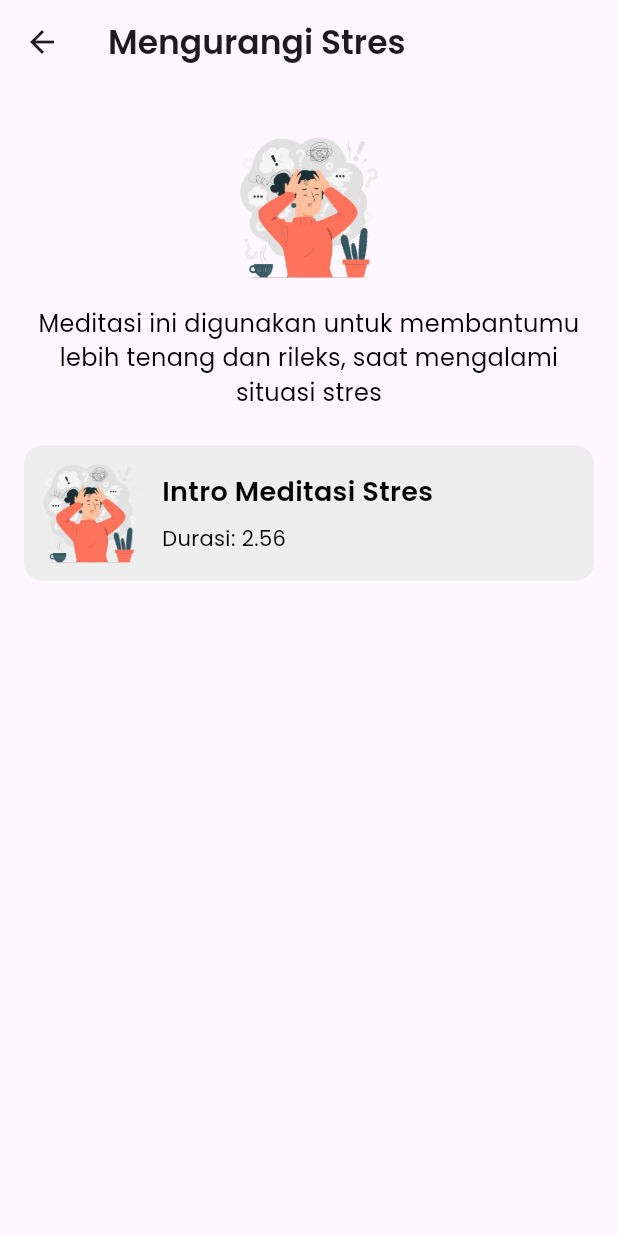
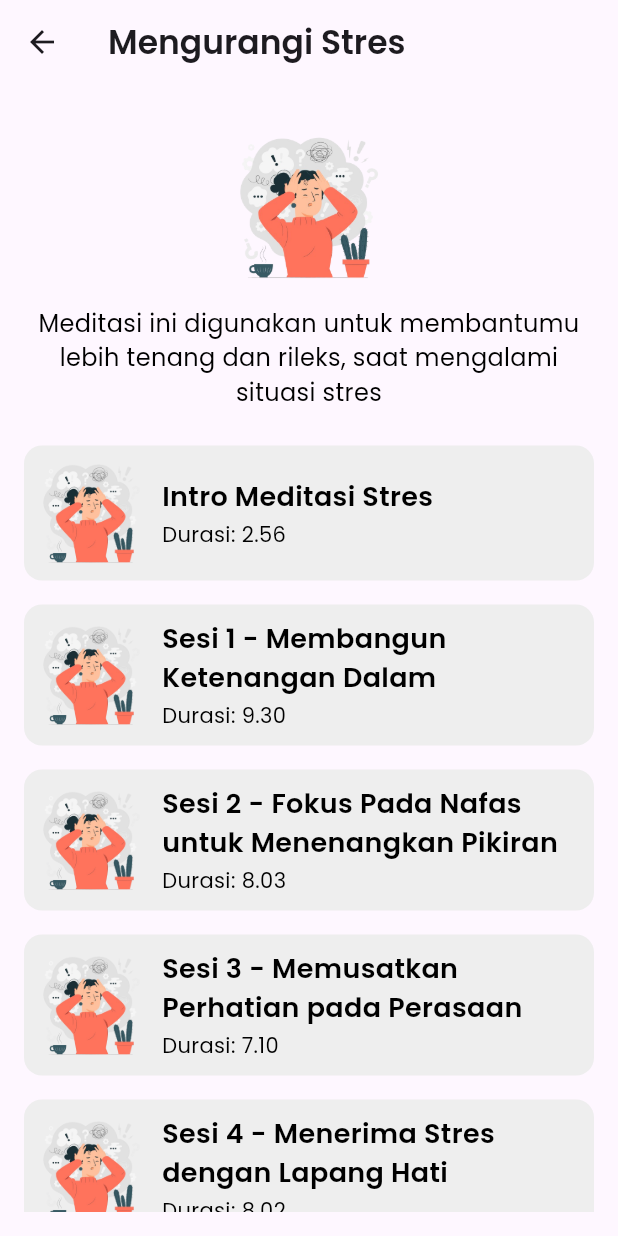
Before and after one commit to Alhafid213307047/Mental-Sehat-Mahasiswa, a Flutter app: the StresTrackList screen opened directly, on a phone screen of 412 x 824 dp. Run offline on Flutter 3.47's test engine with Material 3 defaults, Android fonts, the phone set to English and light mode, and no system bars; our stand-ins replace assets_audio_player, cloud_firestore, connectivity_plus, firebase_auth, firebase_core, firebase_storage and 2 more; accounts and stored records are empty.

Commit message:
Update 23 April 2024

```diff
--- a/lib/users/Meditation/afirmasiTrackList.dart
+++ b/lib/users/Meditation/afirmasiTrackList.dart
@@ -130,21 +130,21 @@ class _AfirmasiTrackListState extends State<AfirmasiTrackList> {
               SizedBox(height: 30),
               _buildTrekListItem(
                   context,
-                  'Tahap 1 - Cintai Diri Sendiri',
+                  'Sesi 1 - Cintai Diri Sendiri',
                   'images/afirmasi.png',
                   'assets/audios/mindfulness/afirmasi/cintai_diri_sendiri.mp3',
                   '9.07',
                   0),
               _buildTrekListItem(
                   context,
-                  'Tahap 2 - Selalu Berfikir Positif',
+                  'Sesi 2 - Selalu Berfikir Positif',
                   'images/afirmasi.png',
                   'assets/audios/mindfulness/afirmasi/berfikir_positif.mp3',
                   '7.31',
                   1),
               _buildTrekListItem(
                   context,
-                  'Tahap 3 - Menumbuhkan Percaya Diri',
+                  'Sesi 3 - Menumbuhkan Percaya Diri',
                   'images/afirmasi.png',
                   'assets/audios/mindfulness/afirmasi/menumbuhkan_percaya_diri.mp3',
                   '7.59',
@@ -173,9 +173,9 @@ class _AfirmasiTrackListState extends State<AfirmasiTrackList> {
                 'assets/audios/mindfulness/afirmasi/menumbuhkan_percaya_diri.mp3',
               ],
               trackTitles: [
-                'Tahap 1 - Cintai Diri Sendiri',
-                'Tahap 2 - Selalu Berfikir Positif',
-                'Tahap 3 - Menumbuhkan Percaya Diri'
+                'Sesi 1 - Cintai Diri Sendiri',
+                'Sesi 2 - Selalu Berfikir Positif',
+                'Sesi 3 - Menumbuhkan Percaya Diri'
                 ],
               selectedIndex: index,
             ),
--- a/lib/users/Meditation/playMeditation.dart
+++ b/lib/users/Meditation/playMeditation.dart
@@ -230,6 +230,7 @@ class _PlayMeditationState extends State<PlayMeditation> {
                       SizedBox(height: 16),
                       Text(
                         appBarTitle,
+                        textAlign: TextAlign.center,
                         style: TextStyle(
                           fontFamily: 'Poppins',
                           fontWeight: FontWeight.bold,
--- a/lib/users/Meditation/stresTrackList.dart
+++ b/lib/users/Meditation/stresTrackList.dart
@@ -141,7 +141,64 @@ class _StresTrackListState extends State<StresTrackList> {
                 'Intro Meditasi Stres',
                 'images/stres.png',
                 'assets/audios/mindfulness/stres/meditasi_stres_1.mp3',
+                '2.56',
                 0,
+              ),
+              _buildTrekListItem(
+                context,
+                'Sesi 1 - Membangun Ketenangan Dalam',
+                'images/stres.png',
+                'assets/audios/mindfulness/stres/stres_sesi1.mp3',
+                '9.30',
+                1,
+              ),
+              _buildTrekListItem(
+                context,
+                'Sesi 2 - Fokus Pada Nafas untuk Menenangkan Pikiran',
+                'images/stres.png',
+                'assets/audios/mindfulness/stres/stres_sesi2.mp3',
+                '8.03',
+                2,
+              ),
+              _buildTrekListItem(
+                context,
+                'Sesi 3 - Memusatkan Perhatian pada Perasaan',
+                'images/stres.png',
+                'assets/audios/mindfulness/stres/stres_sesi3.mp3',
+                '7.10',
+                3,
+              ),
+              _buildTrekListItem(
+                context,
+                'Sesi 4 - Menerima Stres dengan Lapang Hati',
+                'images/stres.png',
+                'assets/audios/mindfulness/stres/stres_sesi4.mp3',
+                '8.02',
+                4,
+              ),
+              _buildTrekListItem(
+                context,
+                'Sesi 5 - Menciptakan Energi Ketenangan Mental',
+                'images/stres.png',
+                'assets/audios/mindfulness/stres/stres_sesi5.mp3',
+                '7.43',
+                5,
+              ),
+              _buildTrekListItem(
+                context,
+                'Sesi 6 - Memberi Jeda Sejenak dalam Hidup',
+                'images/stres.png',
+                'assets/audios/mindfulness/stres/stres_sesi6.mp3',
+                '7.50',
+                6,
+              ),
+              _buildTrekListItem(
+                context,
+                'Sesi 7 - Menikmati Setiap Moment',
+                'images/stres.png',
+                'assets/audios/mindfulness/stres/stres_sesi7.mp3',
+                '8.19',
+                7,
               ),
               // Tambahkan trek list lainnya jika diperlukan
             ],
@@ -156,6 +213,7 @@ class _StresTrackListState extends State<StresTrackList> {
     String title,
     String imageAsset,
     String audioPath,
+    String duration,
     int index,
   ) {
     return GestureDetector(
@@ -167,10 +225,24 @@ class _StresTrackListState extends State<StresTrackList> {
               title: title,
               imageAsset: imageAsset,
               audioPaths: [
-                'assets/audios/mindfulness/stres/meditasi_stres_1.mp3'
+                'assets/audios/mindfulness/stres/meditasi_stres_1.mp3',
+                'assets/audios/mindfulness/stres/stres_sesi1.mp3',
+                'assets/audios/mindfulness/stres/stres_sesi2.mp3',
+                'assets/audios/mindfulness/stres/stres_sesi3.mp3',
+                'assets/audios/mindfulness/stres/stres_sesi4.mp3',
+                'assets/audios/mindfulness/stres/stres_sesi5.mp3',
+                'assets/audios/mindfulness/stres/stres_sesi6.mp3',
+                'assets/audios/mindfulness/stres/stres_sesi7.mp3',
               ],
               trackTitles: [
-                'Intro Meditasi Stres'
+                'Intro Meditasi Stres',
+                'Sesi 1 - Membangun Ketenangan Dalam',
+                'Sesi 2 - Fokus Pada Nafas untuk Menenangkan Pikiran',
+                'Sesi 3 - Memusatkan Perhatian pada Perasaan',
+                'Sesi 4 - Menerima Stres dengan Lapang Hati',
+                'Sesi 5 - Menciptakan Energi Ketenangan Mental',
+                'Sesi 6 - Memberi Jeda Sejenak dalam Hidup',
+                'Sesi 7 - Menikmati Setiap Moment',
               ],
               selectedIndex: index,
             ),
@@ -192,7 +264,8 @@ class _StresTrackListState extends State<StresTrackList> {
               height: 70,
             ),
             SizedBox(width: 12),
-            Column(
+            Expanded(
+              child: Column(
                 crossAxisAlignment: CrossAxisAlignment.start,
                 children: [
                   Text(
@@ -204,9 +277,9 @@ class _StresTrackListState extends State<StresTrackList> {
                       color: Colors.black,
                     ),
                   ),
-                SizedBox(height: 8),
+                  SizedBox(height: 2),
                   Text(
-                  'Durasi: 2.56',
+                    'Durasi: $duration',
                     style: TextStyle(
                       fontFamily: 'Poppins',
                       fontSize: 14,
@@ -215,6 +288,7 @@ class _StresTrackListState extends State<StresTrackList> {
                   ),
                 ],
               ),
+            ),
           ],
         ),
       ),
```
Also changed, not shown: 7 other files. Lines whose indentation alone changed are shown as unchanged.
